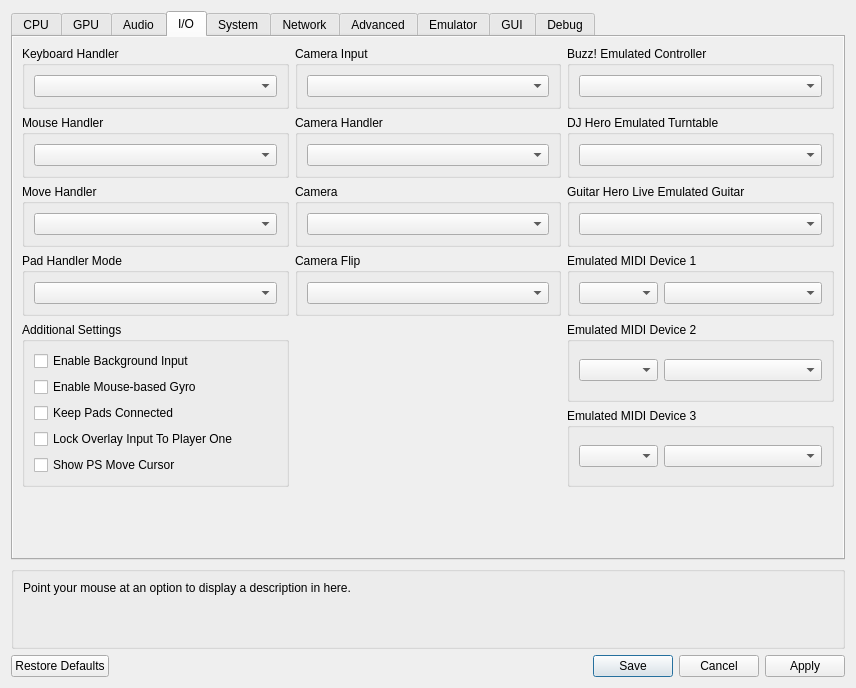
This is rpcs3/rpcs3qt/settings_dialog.ui in RPCS3/rpcs3 as Qt 5 draws it before an edit. The edited form follows.
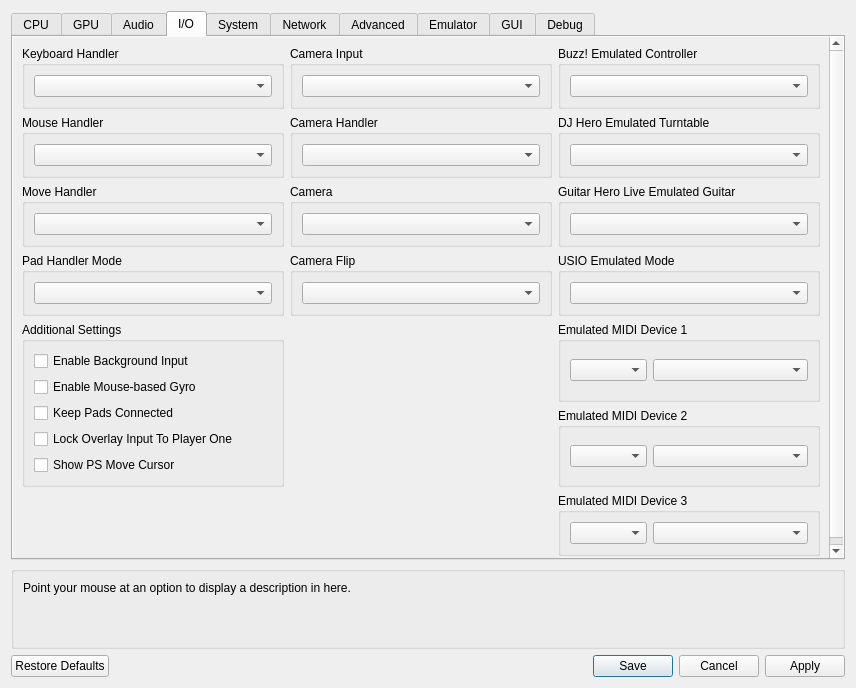
This is the edited form. The open tabs and pages were chosen to show the change. Icons and pictures are not drawn. Custom widgets are drawn as their Qt base class.

Commit message: QT: Added USIO Emulated Mode options to Settings GUI

```diff
--- a/rpcs3/rpcs3qt/settings_dialog.ui
+++ b/rpcs3/rpcs3qt/settings_dialog.ui
@@ -1637,6 +1637,18 @@
                </layout>
               </widget>
              </item>
+             <item row="3" column="2">
+              <widget class="QGroupBox" name="gb_usio_emulated">
+               <property name="title">
+                <string>USIO Emulated Mode</string>
+               </property>
+               <layout class="QVBoxLayout" name="gb_usio_emulated_layout">
+                <item>
+                 <widget class="QComboBox" name="usioBox"/>
+                </item>
+               </layout>
+              </widget>
+             </item>
              <item row="2" column="0">
               <widget class="QGroupBox" name="gb_move_handler">
                <property name="title">
@@ -1757,7 +1769,7 @@
                </layout>
               </widget>
              </item>
-             <item row="3" column="2">
+             <item row="4" column="2">
               <widget class="QGroupBox" name="gb_midi_1">
                <property name="title">
                 <string>Emulated MIDI Device 1</string>
@@ -1776,7 +1788,7 @@
                </layout>
               </widget>
              </item>
-             <item row="5" column="2">
+             <item row="6" column="2">
               <widget class="QGroupBox" name="gb_midi_3">
                <property name="title">
                 <string>Emulated MIDI Device 3</string>
@@ -1795,7 +1807,7 @@
                </layout>
               </widget>
              </item>
-             <item row="4" column="2">
+             <item row="5" column="2">
               <widget class="QGroupBox" name="gb_midi_2">
                <property name="title">
                 <string>Emulated MIDI Device 2</string>
```
The commit also changes 6 other files.
